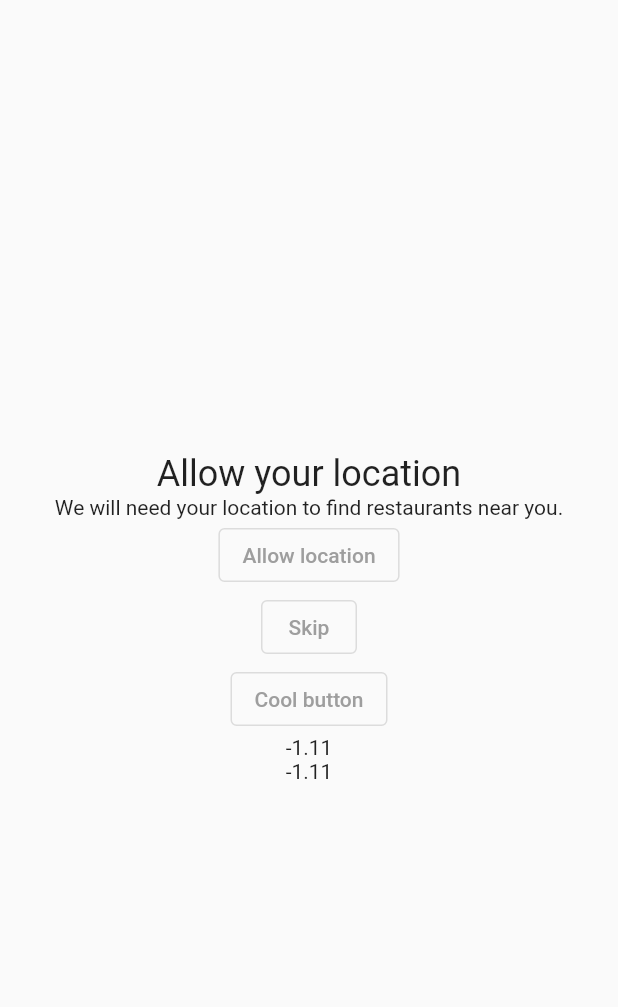
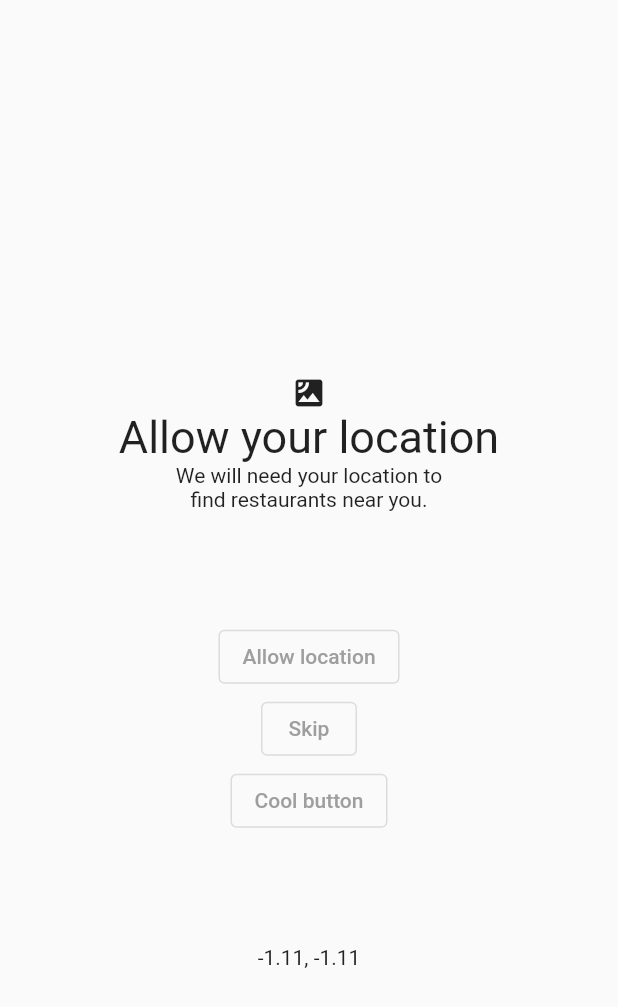
Before and after one commit to guava-food/guava-front, a Flutter app: the LocationPage screen opened by its route, on a phone screen of 412 x 824 dp. Shown: the top 1007 px of the screen. Run offline on Flutter 3.47's test engine with Material 2 defaults, Android fonts, the phone set to English and light mode, and no system bars; our stand-ins replace geolocator, material_design_icons_flutter; network calls fail.

Commit message:
preliminary edits

```diff
--- a/lib/location.dart
+++ b/lib/location.dart
@@ -1,5 +1,4 @@
-import 'dart:ffi';
-
+import 'package:material_design_icons_flutter/material_design_icons_flutter.dart';
 import 'package:flutter/material.dart';
 import 'package:geolocator/geolocator.dart';
 
@@ -71,14 +70,27 @@ class _LocationPageState extends State<LocationPage> {
   Widget build(BuildContext context) {
     return Scaffold(
       body: Center(
+          child: Padding(
+        padding: const EdgeInsets.all(32.0),
         child: Column(
           mainAxisAlignment: MainAxisAlignment.center,
           children: <Widget>[
-          Text(
+            const Spacer(
+              flex: 3,
+            ),
+            const Icon(Icons.satellite),
+            const SizedBox(
+              child: Text(
                 'Allow your location',
-            style: TextStyle(fontSize: 24),
+                style: TextStyle(fontSize: 30),
               ),
-          Text('We will need your location to find restaurants near you.'),
+            ),
+            const Text(
+              'We will need your location to\nfind restaurants near you.',
+              style: TextStyle(),
+              textAlign: TextAlign.center,
+            ),
+            Spacer(),
             OutlinedButton(
               onPressed: () {
                 //_determinePosition();
@@ -95,9 +107,13 @@ class _LocationPageState extends State<LocationPage> {
               },
               child: const Text('Cool button'),
             ),
-          Text(gps_latitude.toString()),
-          Text(gps_longitude.toString())
+            Spacer(),
+            Text(gps_latitude.toString() + ", " + gps_longitude.toString()),
+            Spacer(
+              flex: 2,
+            ),
           ],
+        ),
       )),
     );
   }
--- a/pubspec.yaml
+++ b/pubspec.yaml
@@ -30,6 +30,7 @@ dependencies:
   flutter:
     sdk: flutter
   geolocator: ^8.2.0
+  material_design_icons_flutter: 5.0.6595
 
 
   # The following adds the Cupertino Icons font to your application.
@@ -64,6 +65,7 @@ flutter:
   #   - images/a_dot_ham.jpeg
   assets:
     - assets/images/logo.png
+
 
   # An image asset can refer to one or more resolution-specific "variants", see
   # https://flutter.dev/assets-and-images/#resolution-aware.
```
Lines whose indentation alone changed are shown as unchanged.
